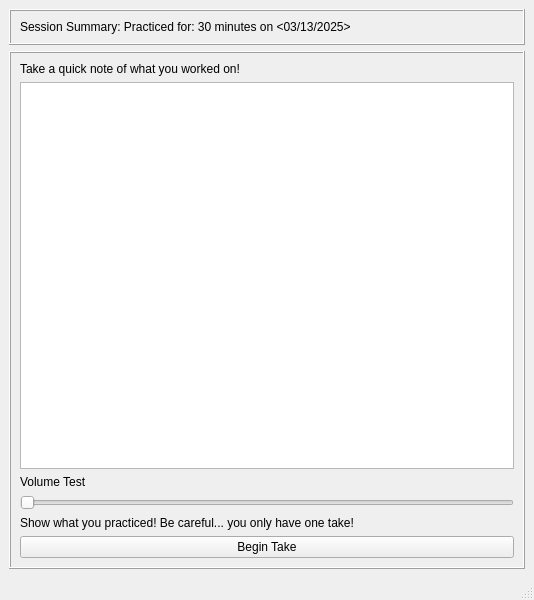
The window that app/frontend/qtdesigner/summary_design.ui (Webtamu/shumi) describes before a commit, drawn with Qt 5.
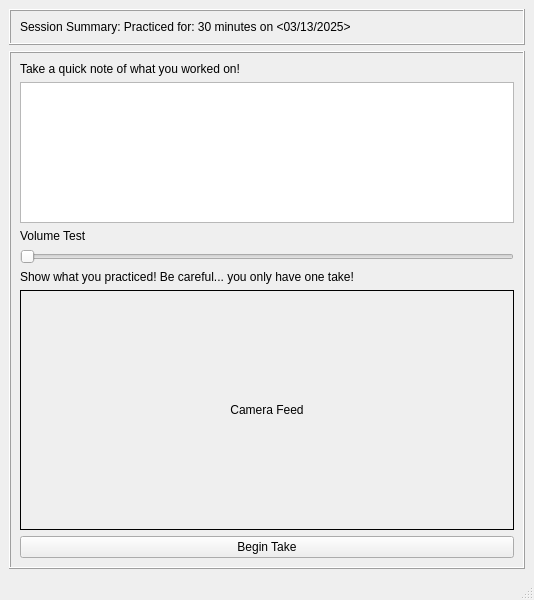
The same window after the commit.

The edit to the form file:
```diff
--- a/app/frontend/qtdesigner/summary_design.ui
+++ b/app/frontend/qtdesigner/summary_design.ui
@@ -74,6 +74,26 @@
          </property>
         </widget>
        </item>
+       <!-- 📷 Webcam preview label -->
+       <item>
+        <widget class="QLabel" name="videoLabel">
+         <property name="minimumSize">
+          <size>
+           <width>320</width>
+           <height>240</height>
+          </size>
+         </property>
+         <property name="frameShape">
+          <enum>QFrame::Box</enum>
+         </property>
+         <property name="alignment">
+          <set>Qt::AlignCenter</set>
+         </property>
+         <property name="text">
+          <string>Camera Feed</string>
+         </property>
+        </widget>
+       </item>
        <item>
         <widget class="QPushButton" name="btnBeginTake">
          <property name="text">
```
